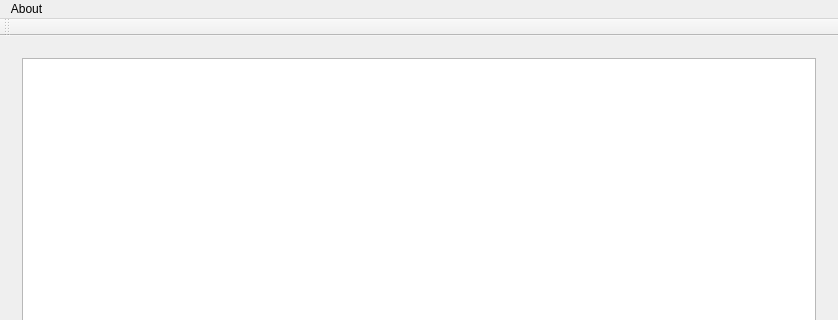
Old version of the form mainwindow.ui in the repository mronfire/Project-1---Warehouse-Manager; both pictures show x 0 to 838 and y 0 to 320 of the 838 by 628 pixel window.
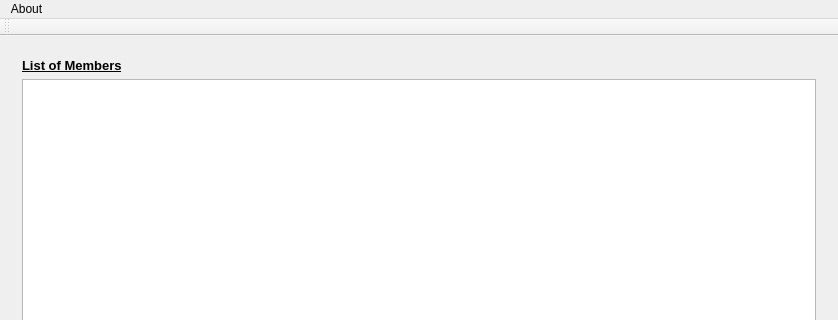
New version of the form. The open tabs and pages were chosen to show the change.

The edit to the form file:
```diff
--- a/mainwindow.ui
+++ b/mainwindow.ui
@@ -443,6 +443,21 @@
           <item row="1" column="0">
            <widget class="QListWidget" name="listWidget_members"/>
           </item>
+          <item row="0" column="0">
+           <widget class="QLabel" name="label_3">
+            <property name="font">
+             <font>
+              <pointsize>10</pointsize>
+              <weight>75</weight>
+              <bold>true</bold>
+              <underline>true</underline>
+             </font>
+            </property>
+            <property name="text">
+             <string>List of Members</string>
+            </property>
+           </widget>
+          </item>
          </layout>
         </item>
        </layout>
```
Left out of the diff: 13 changed lines with no effect on the pictures.
